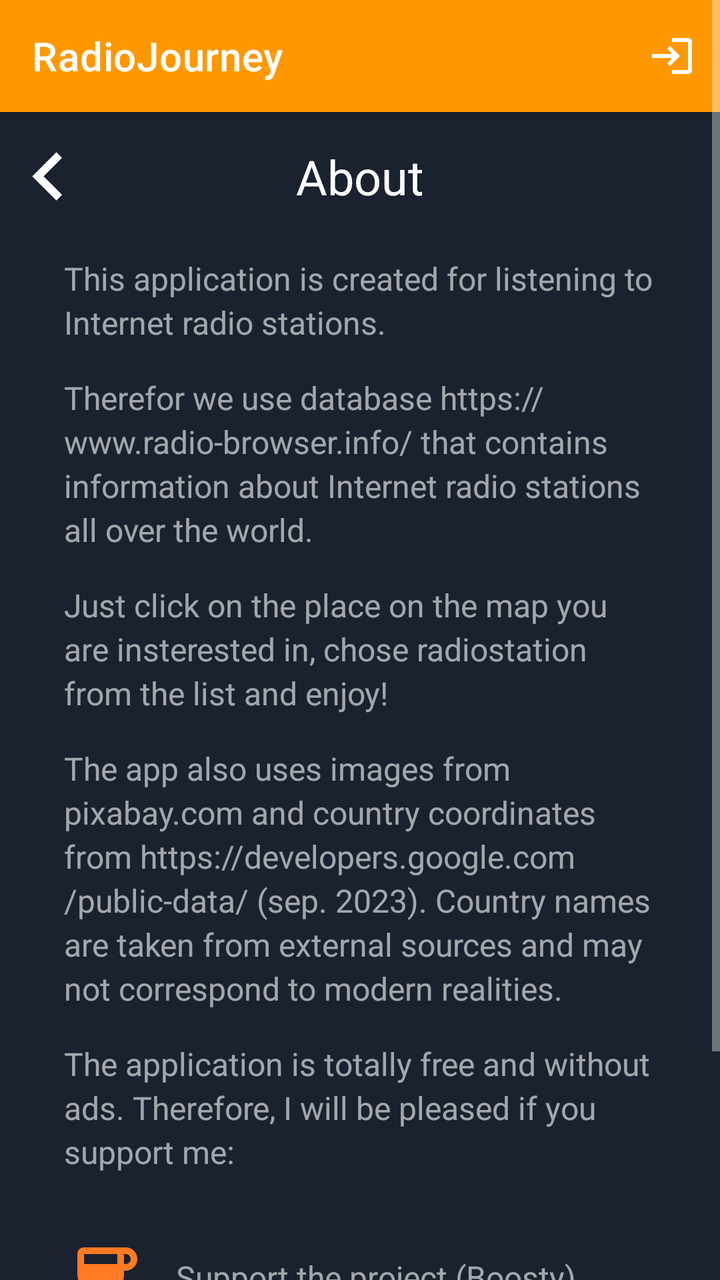
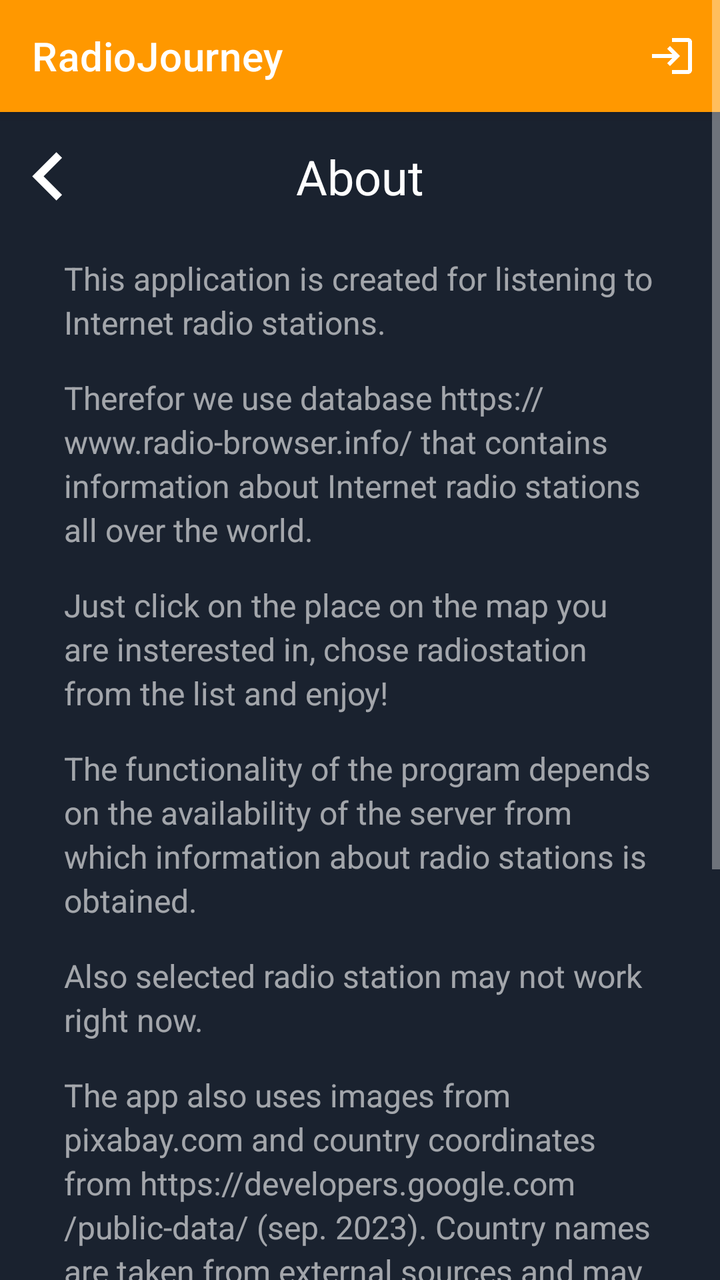

Two renders of the same Android screen: before a commit and after it. Below are the layout's source before the change and the commit's diff.
<!-- AndroidManifest.xml: application theme Theme.RadioJourney -->
<!-- res/layout/layout_settings.xml -->
<?xml version="1.0" encoding="utf-8"?>
<ScrollView xmlns:android="http://schemas.android.com/apk/res/android"
    xmlns:app="http://schemas.android.com/apk/res-auto"
    xmlns:tools="http://schemas.android.com/tools"
    android:layout_width="match_parent"
    android:layout_height="match_parent"
    android:fillViewport="true">

    <androidx.constraintlayout.widget.ConstraintLayout
        android:layout_width="match_parent"
        android:layout_height="wrap_content"
        android:background="@color/background">

        <androidx.appcompat.widget.Toolbar
            android:id="@+id/home_toolbar"
            android:layout_width="match_parent"
            android:layout_height="?attr/actionBarSize"
            android:background="?attr/colorPrimary"
            android:elevation="4dp"
            android:theme="@style/ThemeOverlay.AppCompat.ActionBar"
            app:layout_constraintBottom_toTopOf="@+id/linear_settingsTitle"
            app:layout_constraintEnd_toEndOf="parent"
            app:layout_constraintStart_toStartOf="parent"
            app:layout_constraintTop_toTopOf="parent"
            app:menu="@menu/home_toolbar_menu"
            app:popupTheme="@style/ThemeOverlay.AppCompat.Light"
            app:title="@string/app_name"
            tools:targetApi="lollipop" />

        <LinearLayout
            android:id="@+id/linear_settingsTitle"
            android:layout_width="match_parent"
            android:layout_height="wrap_content"
            android:orientation="horizontal"
            app:layout_constraintEnd_toEndOf="parent"
            app:layout_constraintStart_toStartOf="parent"
            app:layout_constraintTop_toBottomOf="@+id/home_toolbar"
            app:layout_constraintVertical_chainStyle="packed">

            <androidx.appcompat.widget.AppCompatImageView
                android:id="@+id/image_arrowBack"
                android:layout_width="48dp"
                android:layout_height="match_parent"
                android:paddingTop="@dimen/space_small"
                android:paddingBottom="@dimen/space_small"
                android:scaleType="centerCrop"
                android:src="@drawable/ic_baseline_navigate_before_24_white" />

            <androidx.appcompat.widget.AppCompatTextView
                android:id="@+id/text_myFavorites_title"
                style="@style/login_title"
                android:layout_width="0dp"
                android:layout_height="wrap_content"
                android:layout_weight="1"
                android:gravity="center"
                android:padding="@dimen/space_beforeOrAfterElement"
                android:text="@string/settings_tittle2" />

            <androidx.appcompat.widget.AppCompatImageView
                android:layout_width="48dp"
                android:layout_height="match_parent"
                android:paddingTop="@dimen/space_small"
                android:paddingBottom="@dimen/space_small" />
        </LinearLayout>

        <LinearLayout
            android:id="@+id/linear_textAbout"
            android:layout_width="match_parent"
            android:layout_height="wrap_content"
            android:gravity="start"
            android:orientation="vertical"
            android:paddingStart="@dimen/space_32"
            android:paddingTop="@dimen/space_small"
            android:paddingEnd="@dimen/space_32"
            android:paddingBottom="@dimen/space_32"
            app:layout_constraintEnd_toEndOf="parent"
            app:layout_constraintStart_toStartOf="parent"
            app:layout_constraintTop_toBottomOf="@+id/linear_settingsTitle">

            <androidx.appcompat.widget.AppCompatTextView
                android:id="@+id/text_about1"
                style="@style/login_bottom"
                android:layout_width="wrap_content"
                android:layout_height="wrap_content"
                android:layout_gravity="center_vertical"
                android:paddingBottom="@dimen/space_beforeOrAfterElement"
                android:text="@string/settings_text1" />

            <androidx.appcompat.widget.AppCompatTextView
                android:id="@+id/text_about2"
                style="@style/login_bottom"
                android:layout_width="wrap_content"
                android:layout_height="wrap_content"
                android:layout_gravity="center_vertical"
                android:paddingBottom="@dimen/space_beforeOrAfterElement"
                android:text="@string/settings_text2" />

            <androidx.appcompat.widget.AppCompatTextView
                android:id="@+id/text_about3"
                style="@style/login_bottom"
                android:layout_width="wrap_content"
                android:layout_height="wrap_content"
                android:layout_gravity="center_vertical"
                android:paddingBottom="@dimen/space_beforeOrAfterElement"
                android:text="@string/settings_text3" />

            <androidx.appcompat.widget.AppCompatTextView
                android:id="@+id/text_about4"
                style="@style/login_bottom"
                android:layout_width="wrap_content"
                android:layout_height="wrap_content"
                android:layout_gravity="center_vertical"
                android:paddingBottom="@dimen/space_beforeOrAfterElement"
                android:text="@string/settings_text4" />

            <androidx.appcompat.widget.AppCompatTextView
                android:id="@+id/text_about5"
                style="@style/login_bottom"
                android:layout_width="wrap_content"
                android:layout_height="wrap_content"
                android:layout_gravity="center_vertical"
                android:text="@string/settings_text5" />
        </LinearLayout>

        <LinearLayout
            android:id="@+id/linear_saveToGoogleSettings"
            android:layout_width="match_parent"
            android:layout_height="wrap_content"
            android:gravity="start"
            android:orientation="horizontal"
            android:paddingStart="@dimen/space_32"
            android:paddingTop="@dimen/space_beforeOrAfterElement"
            android:paddingEnd="@dimen/space_32"
            android:paddingBottom="@dimen/space_beforeOrAfterElement"
            android:visibility="gone"
            app:layout_constraintEnd_toEndOf="parent"
            app:layout_constraintStart_toStartOf="parent"
            app:layout_constraintTop_toBottomOf="@+id/linear_textAbout">

            <androidx.appcompat.widget.AppCompatImageView
                android:id="@+id/image_saveToGoogle"
                android:layout_width="40dp"
                android:layout_height="40dp"
                android:layout_marginEnd="@dimen/space_beforeOrAfterElement"
                android:scaleType="centerCrop"
                android:src="@drawable/ic_baseline_cloud_upload_24_orange" />

            <androidx.appcompat.widget.AppCompatTextView
                android:id="@+id/text_saveToGoogle"
                style="@style/login_bottom"
                android:layout_width="wrap_content"
                android:layout_height="wrap_content"
                android:layout_gravity="center_vertical"
                android:text="@string/settings_saveToGoogle" />
        </LinearLayout>

        <LinearLayout
            android:id="@+id/linear_restoreFromGoogleSettings"
            android:layout_width="match_parent"
            android:layout_height="wrap_content"
            android:gravity="start"
            android:orientation="horizontal"
            android:paddingStart="@dimen/space_32"
            android:paddingEnd="@dimen/space_32"
            android:paddingBottom="@dimen/space_beforeOrAfterElement"
            android:visibility="gone"
            app:layout_constraintEnd_toEndOf="parent"
            app:layout_constraintStart_toStartOf="parent"
            app:layout_constraintTop_toBottomOf="@+id/linear_saveToGoogleSettings">

            <androidx.appcompat.widget.AppCompatImageView
                android:id="@+id/image_restoreFromGoogle"
                android:layout_width="40dp"
                android:layout_height="40dp"
                android:layout_marginEnd="@dimen/space_beforeOrAfterElement"
                android:scaleType="centerCrop"
                android:src="@drawable/ic_baseline_cloud_download_24_orange" />

            <androidx.appcompat.widget.AppCompatTextView
                android:id="@+id/text_restoreFromGoogle"
                style="@style/login_bottom"
                android:layout_width="wrap_content"
                android:layout_height="wrap_content"
                android:layout_gravity="center_vertical"
                android:text="@string/settings_restoreFromGoogle" />
        </LinearLayout>

        <LinearLayout
            android:id="@+id/linear_saveToLocalStorageSettings"
            android:layout_width="match_parent"
            android:layout_height="wrap_content"
            android:gravity="start"
            android:orientation="horizontal"
            android:paddingStart="@dimen/space_32"
            android:paddingEnd="@dimen/space_32"
            android:paddingBottom="@dimen/space_beforeOrAfterElement"
            android:visibility="gone"
            app:layout_constraintEnd_toEndOf="parent"
            app:layout_constraintStart_toStartOf="parent"
            app:layout_constraintTop_toBottomOf="@+id/linear_restoreFromGoogleSettings">

            <androidx.appcompat.widget.AppCompatImageView
                android:id="@+id/image_saveToLocalStorage"
                android:layout_width="40dp"
                android:layout_height="40dp"
                android:layout_marginEnd="@dimen/space_beforeOrAfterElement"
                android:scaleType="centerCrop"
                android:src="@drawable/ic_baseline_data_saver_on_24_orange" />

            <androidx.appcompat.widget.AppCompatTextView
                android:id="@+id/text_saveToLocalStorage"
                style="@style/login_bottom"
                android:layout_width="wrap_content"
                android:layout_height="wrap_content"
                android:layout_gravity="center_vertical"
                android:text="@string/settings_saveToLocalStorage" />
        </LinearLayout>

        <LinearLayout
            android:id="@+id/linear_restoreFromLocalStorageSettings"
            android:layout_width="match_parent"
            android:layout_height="wrap_content"
            android:gravity="start"
            android:orientation="horizontal"
            android:paddingStart="@dimen/space_32"
            android:paddingEnd="@dimen/space_32"
            android:paddingBottom="@dimen/space_beforeOrAfterElement"
            android:visibility="gone"
            app:layout_constraintEnd_toEndOf="parent"
            app:layout_constraintStart_toStartOf="parent"
            app:layout_constraintTop_toBottomOf="@+id/linear_saveToLocalStorageSettings">

            <androidx.appcompat.widget.AppCompatImageView
                android:id="@+id/image_restoreFromLocalStorage"
                android:layout_width="40dp"
                android:layout_height="40dp"
                android:layout_marginEnd="@dimen/space_beforeOrAfterElement"
                android:scaleType="centerCrop"
                android:src="@drawable/ic_baseline_restore_24_orange" />

            <androidx.appcompat.widget.AppCompatTextView
                android:id="@+id/text_restoreFromLocalStorage"
                style="@style/login_bottom"
                android:layout_width="wrap_content"
                android:layout_height="wrap_content"
                android:layout_gravity="center_vertical"
                android:text="@string/settings_restoreLocalStorage" />
        </LinearLayout>

        <LinearLayout
            android:id="@+id/linear_forCoffee"
            android:layout_width="match_parent"
            android:layout_height="wrap_content"
            android:gravity="start"
            android:orientation="horizontal"
            android:paddingStart="@dimen/space_32"
            android:paddingEnd="@dimen/space_32"
            android:paddingBottom="@dimen/space_beforeOrAfterElement"
            app:layout_constraintEnd_toEndOf="parent"
            app:layout_constraintStart_toStartOf="parent"
            app:layout_constraintTop_toBottomOf="@+id/linear_restoreFromLocalStorageSettings">

            <androidx.appcompat.widget.AppCompatImageView
                android:id="@+id/image_forCoffee"
                android:layout_width="40dp"
                android:layout_height="40dp"
                android:layout_marginEnd="@dimen/space_beforeOrAfterElement"
                android:scaleType="centerCrop"
                android:src="@drawable/ic_baseline_coffee_24_orange" />

            <androidx.appcompat.widget.AppCompatTextView
                android:id="@+id/text_forCoffee"
                style="@style/login_bottom"
                android:layout_width="wrap_content"
                android:layout_height="wrap_content"
                android:layout_gravity="center_vertical"
                android:text="@string/settings_coffee" />
        </LinearLayout>

        <androidx.appcompat.widget.AppCompatImageView
            android:id="@+id/image_block"
            android:layout_width="16dp"
            android:layout_height="16dp"
            android:scaleType="centerCrop"
            app:layout_constraintBottom_toTopOf="@+id/text_mail"
            app:layout_constraintEnd_toEndOf="parent"
            app:layout_constraintStart_toStartOf="parent"
            app:layout_constraintTop_toBottomOf="@+id/linear_forCoffee" />

        <androidx.appcompat.widget.AppCompatTextView
            android:id="@+id/text_mail"
            style="@style/login_bottom_small"
            android:layout_width="wrap_content"
            android:layout_height="wrap_content"
            android:paddingStart="@dimen/space_beforeOrAfterElement"
            android:paddingTop="@dimen/space_beforeOrAfterElement"
            android:paddingEnd="@dimen/space_beforeOrAfterElement"
            android:paddingBottom="0dp"
            android:text="@string/settings_textMail"
            android:textAlignment="center"
            app:layout_constraintBottom_toTopOf="@+id/mail"
            app:layout_constraintEnd_toEndOf="parent"
            app:layout_constraintStart_toStartOf="parent" />

        <androidx.appcompat.widget.AppCompatTextView
            android:id="@+id/mail"
            style="@style/login_bottom_orange_small"
            android:layout_width="wrap_content"
            android:layout_height="wrap_content"
            android:paddingStart="@dimen/space_beforeOrAfterElement"
            android:paddingTop="@dimen/space_small"
            android:paddingEnd="@dimen/space_beforeOrAfterElement"
            android:paddingBottom="@dimen/space_32"
            android:text="@string/settings_mail"
            android:textAlignment="center"
            app:layout_constraintBottom_toTopOf="@+id/pixabay"
            app:layout_constraintEnd_toEndOf="parent"
            app:layout_constraintStart_toStartOf="parent" />

        <androidx.appcompat.widget.AppCompatTextView
            android:id="@+id/pixabay"
            style="@style/login_bottom_small"
            android:layout_width="wrap_content"
            android:layout_height="wrap_content"
            android:padding="@dimen/space_beforeOrAfterElement"
            android:text="@string/settings_pixabay"
            android:textAlignment="center"
            android:visibility="gone"
            app:layout_constraintBottom_toBottomOf="parent"
            app:layout_constraintEnd_toEndOf="parent"
            app:layout_constraintStart_toStartOf="parent" />

        
        <FrameLayout
            android:id="@+id/frameLayout"
            android:layout_width="match_parent"
            android:layout_height="match_parent"
            android:background="@color/black_transparent_22"
            android:visibility="gone" />

        <ProgressBar
            android:id="@+id/progressCircular"
            android:layout_width="wrap_content"
            android:layout_height="wrap_content"
            android:visibility="gone"
            app:layout_constraintBottom_toBottomOf="parent"
            app:layout_constraintHorizontal_bias="0.5"
            app:layout_constraintLeft_toLeftOf="parent"
            app:layout_constraintRight_toRightOf="parent"
            app:layout_constraintTop_toTopOf="parent" />

    </androidx.constraintlayout.widget.ConstraintLayout>

</ScrollView>
<!-- resources referenced by this layout -->
<resources>
  <color name="background">#1A222F</color>
  <color name="black_transparent_22">#39000000</color>
  <dimen name="space_32">32dp</dimen>
  <dimen name="space_beforeOrAfterElement">16dp</dimen>
  <dimen name="space_small">8dp</dimen>
  <string name="app_name">RadioJourney</string>
  <string name="settings_coffee">Support the project (Boosty)</string>
  <string name="settings_mail">gartel.av@gmail.com</string>
  <string name="settings_pixabay">The app uses images from pixabay.com</string>
  <string name="settings_restoreFromGoogle">Restore from Google Drive</string>
  <string name="settings_restoreLocalStorage">Restore from local storage</string>
  <string name="settings_saveToGoogle">Save to Google Drive</string>
  <string name="settings_saveToLocalStorage">Save to local storage</string>
  <string name="settings_text1">This application is created for listening to Internet radio stations.</string>
  <string name="settings_text2">Therefor we use database https://www.radio-browser.info/ that contains information about Internet radio stations all over the world.</string>
  <string name="settings_text3">Just click on the place on the map you are insterested in, chose radiostation from the list and enjoy!</string>
  <string name="settings_text4">The app also uses images from pixabay.com and country coordinates from https://developers.google.com/public-data/ (sep. 2023). Country names are taken from external sources and may not correspond to modern realities.</string>
  <string name="settings_text5">The application is totally free and without ads. Therefore, I will be pleased if you support me:</string>
  <string name="settings_textMail">Mail for your feedbacks</string>
  <string name="settings_tittle2">About</string>
  <style name="login_bottom" parent="@style/title_default">
          <item name="android:textSize">16sp</item>
          <item name="fontWeight">500</item>
      </style>
  <style name="login_bottom_orange_small" parent="@style/login_bottom_orange">
          <item name="android:textSize">12sp</item>
      </style>
  <style name="login_bottom_small" parent="@style/login_bottom">
          <item name="android:textSize">12sp</item>
      </style>
  <style name="login_title" parent="@style/title_default">
          <item name="android:textColor">@color/white</item>
          <item name="android:textSize">24sp</item>
          <item name="fontWeight">500</item>
      </style>
  <style name="login_bottom_orange" parent="@style/title_default">
          <item name="android:textColor">@color/bright_orange</item>
          <item name="android:textSize">16sp</item>
      </style>
  <color name="white">#FFFFFFFF</color>
  <color name="bright_orange">#FF9800</color>
  <color name="orange">#FF7A22</color>
  <color name="teal_200">#FF03DAC5</color>
  <color name="teal_700">#FF018786</color>
  <color name="black">#FF000000</color>
  <style name="ShapeAppearance.MyApp.SmallComponent" parent="ShapeAppearance.MaterialComponents.SmallComponent">
          <item name="cornerFamily">rounded</item>
          <item name="cornerSize">24dp</item>
      </style>
  <style name="ShapeAppearance.MyApp.MediumComponent" parent="ShapeAppearance.MaterialComponents.MediumComponent">
          <item name="cornerFamily">rounded</item>
          <item name="cornerSize">24dp</item>
      </style>
  <style name="ShapeAppearance.MyApp.LargeComponent" parent="ShapeAppearance.MaterialComponents.LargeComponent">
          <item name="cornerFamily">rounded</item>
          <item name="cornerSize">24dp</item>
      </style>
  <color name="white_transparent_60">#99FFFFFF</color>
  <color name="white_transparent_80">#CCFFFFFF</color>
  <!-- unchanged entries left out for length: 12 -->
</resources>

<!-- the commit's change to res/layout/layout_settings.xml (unified diff, before → after) -->
@@ -104,6 +104,25 @@
                 android:paddingBottom="@dimen/space_beforeOrAfterElement"
                 android:text="@string/settings_text3" />
 
+            
+            <androidx.appcompat.widget.AppCompatTextView
+                android:id="@+id/text_aboutServer"
+                style="@style/login_bottom"
+                android:layout_width="wrap_content"
+                android:layout_height="wrap_content"
+                android:layout_gravity="center_vertical"
+                android:paddingBottom="@dimen/space_beforeOrAfterElement"
+                android:text="@string/first_screen_text3" />
+
+            <androidx.appcompat.widget.AppCompatTextView
+                android:id="@+id/text_aboutMayNotWork"
+                style="@style/login_bottom"
+                android:layout_width="wrap_content"
+                android:layout_height="wrap_content"
+                android:layout_gravity="center_vertical"
+                android:paddingBottom="@dimen/space_beforeOrAfterElement"
+                android:text="@string/homeRadio_mayNotWork" />
+
             <androidx.appcompat.widget.AppCompatTextView
                 android:id="@+id/text_about4"
                 style="@style/login_bottom"
<!-- resource entries referenced after the edit -->
@@ -6,6 +6,8 @@
   <dimen name="space_beforeOrAfterElement">16dp</dimen>
   <dimen name="space_small">8dp</dimen>
   <string name="app_name">RadioJourney</string>
+  <string name="first_screen_text3">The functionality of the program depends on the availability of the server from which information about radio stations is obtained.</string>
+  <string name="homeRadio_mayNotWork">Also selected radio station may not work right now.</string>
   <string name="settings_coffee">Support the project (Boosty)</string>
   <string name="settings_mail">gartel.av@gmail.com</string>
   <string name="settings_pixabay">The app uses images from pixabay.com</string>
